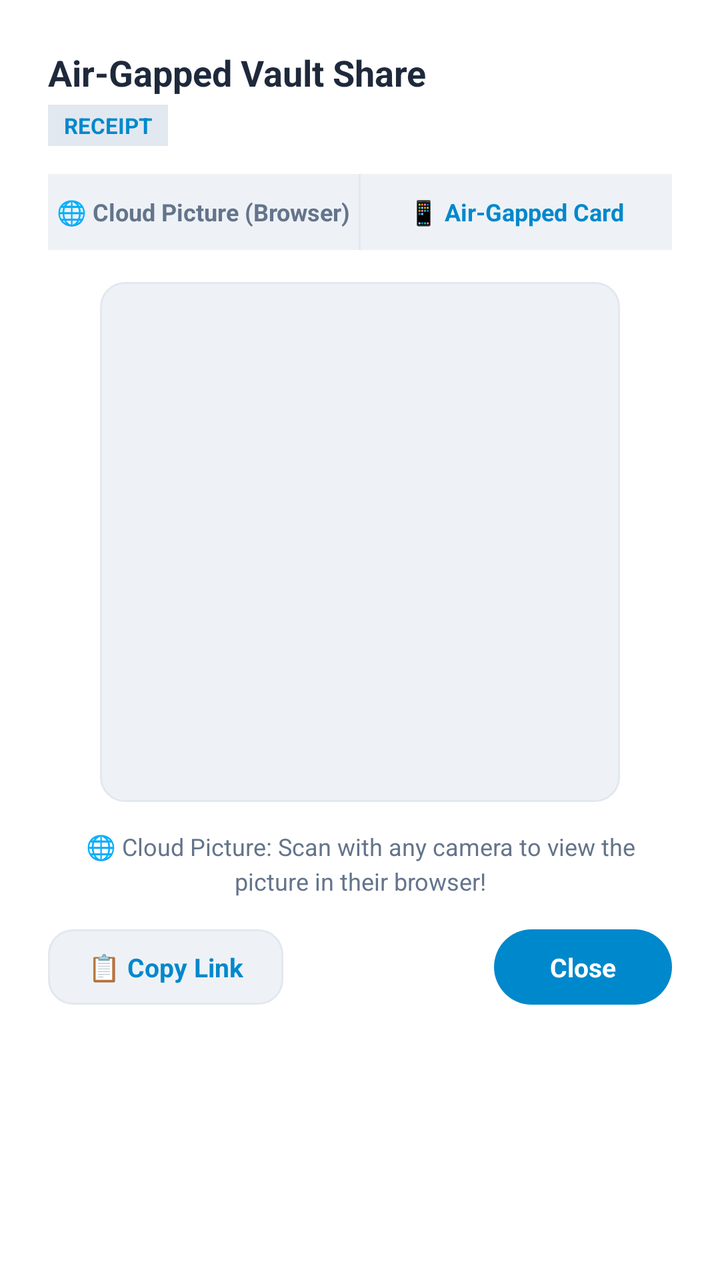
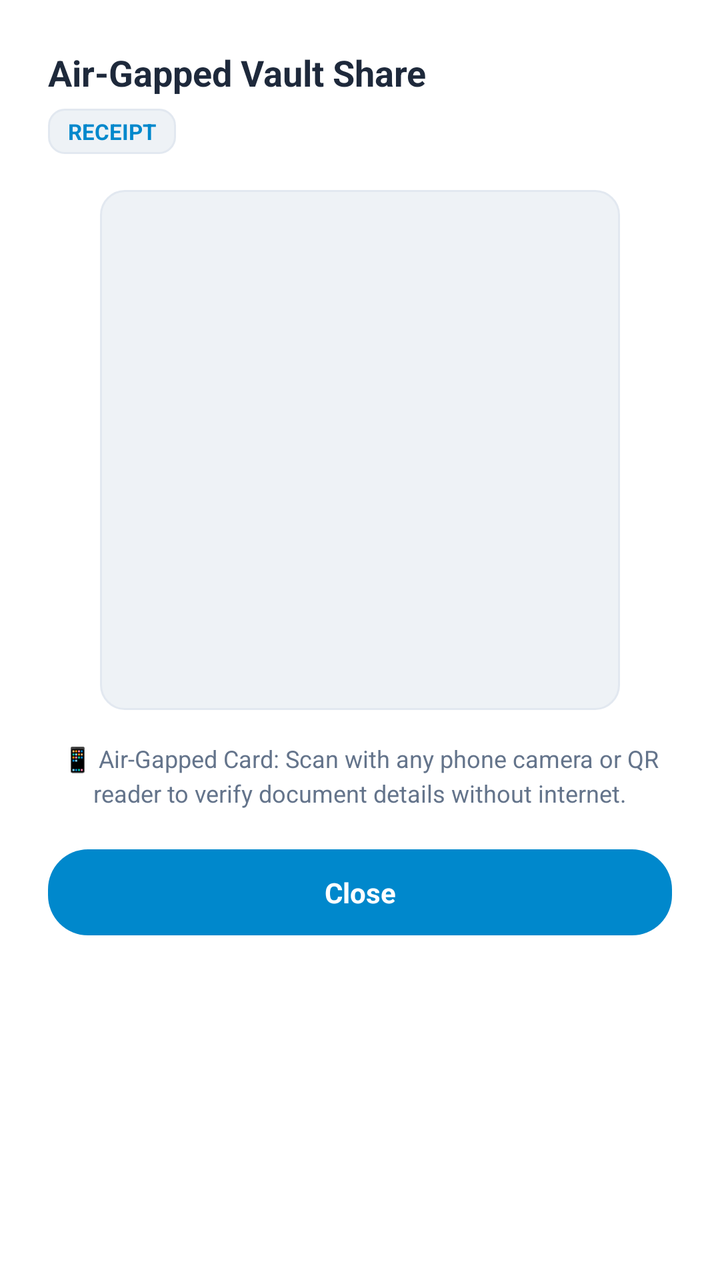

Compare the two renders of this Android layout. The source of the first and the diff that turns it into the second are given below.
<!-- AndroidManifest.xml: application theme Theme.GhostDocs -->
<!-- res/layout/dialog_qr_share.xml -->
<?xml version="1.0" encoding="utf-8"?>
<RelativeLayout xmlns:android="http://schemas.android.com/apk/res/android"
    android:layout_width="match_parent"
    android:layout_height="wrap_content"
    android:background="@color/ghostSurface"
    android:padding="24dp">

    
    <TextView
        android:id="@+id/tv_qr_title"
        android:layout_width="match_parent"
        android:layout_height="wrap_content"
        android:layout_alignParentStart="true"
        android:layout_alignParentTop="true"
        android:text="Air-Gapped Vault Share"
        android:textColor="@color/ghostOnSurface"
        android:textSize="18sp"
        android:textStyle="bold" />

    <TextView
        android:id="@+id/tv_qr_type"
        android:layout_width="wrap_content"
        android:layout_height="wrap_content"
        android:layout_below="@id/tv_qr_title"
        android:layout_alignParentStart="true"
        android:layout_marginTop="4dp"
        android:background="@color/ghostDivider"
        android:paddingHorizontal="8dp"
        android:paddingVertical="3dp"
        android:text="RECEIPT"
        android:textColor="@color/ghostPrimary"
        android:textSize="11sp"
        android:textStyle="bold" />

    
    <RelativeLayout
        android:id="@+id/layout_qr_modes"
        android:layout_width="match_parent"
        android:layout_height="38dp"
        android:layout_below="@id/tv_qr_type"
        android:layout_marginTop="14dp"
        android:background="@color/ghostSurfaceVariant">

        <TextView
            android:id="@+id/btn_mode_cloud"
            android:layout_width="0dp"
            android:layout_height="match_parent"
            android:layout_alignParentStart="true"
            android:layout_toStartOf="@id/view_mode_divider"
            android:gravity="center"
            android:text="🌐 Cloud Picture (Browser)"
            android:textColor="@color/ghostOnSurfaceMuted"
            android:textSize="12sp"
            android:textStyle="bold" />

        <View
            android:id="@+id/view_mode_divider"
            android:layout_width="1dp"
            android:layout_height="match_parent"
            android:layout_centerInParent="true"
            android:background="@color/ghostDivider" />

        <TextView
            android:id="@+id/btn_mode_airgap"
            android:layout_width="0dp"
            android:layout_height="match_parent"
            android:layout_alignParentEnd="true"
            android:layout_toEndOf="@id/view_mode_divider"
            android:gravity="center"
            android:text="📱 Air-Gapped Card"
            android:textColor="@color/ghostPrimary"
            android:textSize="12sp"
            android:textStyle="bold" />

    </RelativeLayout>

    
    <RelativeLayout
        android:id="@+id/container_qr"
        android:layout_width="260dp"
        android:layout_height="260dp"
        android:layout_below="@id/layout_qr_modes"
        android:layout_centerHorizontal="true"
        android:layout_marginTop="16dp"
        android:background="@drawable/bg_card_preview"
        android:padding="14dp">

        <ImageView
            android:id="@+id/iv_qr_code"
            android:layout_width="match_parent"
            android:layout_height="match_parent"
            android:contentDescription="@string/cd_qr_code"
            android:scaleType="fitCenter" />

        <ProgressBar
            android:id="@+id/pb_qr_loading"
            android:layout_width="48dp"
            android:layout_height="48dp"
            android:layout_centerInParent="true"
            android:indeterminateTint="@color/ghostPrimary" />

    </RelativeLayout>

    
    <TextView
        android:id="@+id/tv_qr_instructions"
        android:layout_width="match_parent"
        android:layout_height="wrap_content"
        android:layout_below="@id/container_qr"
        android:layout_marginTop="14dp"
        android:gravity="center"
        android:text="🌐 Cloud Picture: Scan with any camera to view the picture in their browser!"
        android:textColor="@color/ghostOnSurfaceMuted"
        android:textSize="12sp"
        android:lineSpacingMultiplier="1.2" />

    
    <RelativeLayout
        android:id="@+id/layout_qr_actions"
        android:layout_width="match_parent"
        android:layout_height="wrap_content"
        android:layout_below="@id/tv_qr_instructions"
        android:layout_marginTop="16dp">

        <TextView
            android:id="@+id/btn_qr_copy_link"
            android:layout_width="wrap_content"
            android:layout_height="wrap_content"
            android:layout_alignParentStart="true"
            android:background="@drawable/bg_card_preview"
            android:paddingHorizontal="20dp"
            android:paddingVertical="10dp"
            android:text="📋 Copy Link"
            android:textColor="@color/ghostPrimary"
            android:textSize="13sp"
            android:textStyle="bold" />

        <TextView
            android:id="@+id/btn_qr_close"
            android:layout_width="wrap_content"
            android:layout_height="wrap_content"
            android:layout_alignParentEnd="true"
            android:background="@drawable/bg_chip_selected"
            android:paddingHorizontal="28dp"
            android:paddingVertical="10dp"
            android:text="Close"
            android:textColor="@color/ghostOnPrimary"
            android:textSize="13sp"
            android:textStyle="bold" />

    </RelativeLayout>

</RelativeLayout>
<!-- resources referenced by this layout -->
<resources>
  <color name="ghostDivider">#E2E8F0</color>
  <color name="ghostOnPrimary">#FFFFFF</color>
  <color name="ghostOnSurface">#1E293B</color>
  <color name="ghostOnSurfaceMuted">#64748B</color>
  <color name="ghostPrimary">#0088CC</color>
  <color name="ghostSurface">#FFFFFF</color>
  <color name="ghostSurfaceVariant">#EEF2F6</color>
  <!-- drawable bg_card_preview (drawable) -->
  <?xml version="1.0" encoding="utf-8"?>
  <shape xmlns:android="http://schemas.android.com/apk/res/android"
      android:shape="rectangle">
      <solid android:color="@color/ghostSurfaceVariant" />
      <stroke
          android:width="1dp"
          android:color="@color/ghostDivider" />
      <corners android:radius="12dp" />
  </shape>
  <!-- drawable bg_chip_selected (drawable) -->
  <?xml version="1.0" encoding="utf-8"?>
  <shape xmlns:android="http://schemas.android.com/apk/res/android"
      android:shape="rectangle">
      <solid android:color="@color/ghostPrimary" />
      <corners android:radius="20dp" />
  </shape>
  <string name="cd_qr_code">QR code for air-gapped document sharing</string>
  <style name="Theme.GhostDocs" parent="Theme.MaterialComponents.DayNight.NoActionBar">
          
          <item name="colorPrimary">@color/ghostPrimary</item>
          <item name="colorPrimaryVariant">@color/ghostPrimaryVariant</item>
          <item name="colorOnPrimary">@color/ghostOnPrimary</item>
          <item name="colorSecondary">@color/ghostAccent</item>
          <item name="colorSecondaryVariant">@color/ghostAccentVariant</item>
          <item name="colorOnSecondary">@color/ghostOnPrimary</item>
          <item name="colorSurface">@color/ghostSurface</item>
          <item name="colorOnSurface">@color/ghostOnSurface</item>
          <item name="colorError">@color/ghostError</item>
  
          
          <item name="android:colorBackground">@color/ghostDarkBg</item>
          <item name="android:windowBackground">@color/ghostDarkBg</item>
  
          
          <item name="android:statusBarColor">@color/statusBar</item>
          <item name="android:navigationBarColor">@color/navBar</item>
          <item name="android:windowLightStatusBar">true</item>
          <item name="android:windowLightNavigationBar">true</item>
  
          
          <item name="android:fontFamily">sans-serif</item>
  
          
          <item name="colorControlHighlight">#200088CC</item>
      </style>
  <color name="ghostPrimaryVariant">#0073B0</color>
  <color name="ghostAccent">#E53935</color>
  <color name="ghostAccentVariant">#C62828</color>
  <color name="ghostError">#EF4444</color>
  <color name="ghostDarkBg">#F6F8FB</color>
  <color name="statusBar">#FFFFFF</color>
  <color name="navBar">#F6F8FB</color>
</resources>

<!-- the commit's change to res/layout/dialog_qr_share.xml (unified diff, before → after) -->
@@ -23,10 +23,10 @@
         android:layout_height="wrap_content"
         android:layout_below="@id/tv_qr_title"
         android:layout_alignParentStart="true"
-        android:layout_marginTop="4dp"
-        android:background="@color/ghostDivider"
-        android:paddingHorizontal="8dp"
-        android:paddingVertical="3dp"
+        android:layout_marginTop="6dp"
+        android:background="@drawable/bg_doc_badge"
+        android:paddingHorizontal="10dp"
+        android:paddingVertical="4dp"
         android:text="RECEIPT"
         android:textColor="@color/ghostPrimary"
         android:textSize="11sp"
@@ -34,54 +34,12 @@
 
     
     <RelativeLayout
-        android:id="@+id/layout_qr_modes"
-        android:layout_width="match_parent"
-        android:layout_height="38dp"
-        android:layout_below="@id/tv_qr_type"
-        android:layout_marginTop="14dp"
-        android:background="@color/ghostSurfaceVariant">
-
-        <TextView
-            android:id="@+id/btn_mode_cloud"
-            android:layout_width="0dp"
-            android:layout_height="match_parent"
-            android:layout_alignParentStart="true"
-            android:layout_toStartOf="@id/view_mode_divider"
-            android:gravity="center"
-            android:text="🌐 Cloud Picture (Browser)"
-            android:textColor="@color/ghostOnSurfaceMuted"
-            android:textSize="12sp"
-            android:textStyle="bold" />
-
-        <View
-            android:id="@+id/view_mode_divider"
-            android:layout_width="1dp"
-            android:layout_height="match_parent"
-            android:layout_centerInParent="true"
-            android:background="@color/ghostDivider" />
-
-        <TextView
-            android:id="@+id/btn_mode_airgap"
-            android:layout_width="0dp"
-            android:layout_height="match_parent"
-            android:layout_alignParentEnd="true"
-            android:layout_toEndOf="@id/view_mode_divider"
-            android:gravity="center"
-            android:text="📱 Air-Gapped Card"
-            android:textColor="@color/ghostPrimary"
-            android:textSize="12sp"
-            android:textStyle="bold" />
-
-    </RelativeLayout>
-
-    
-    <RelativeLayout
         android:id="@+id/container_qr"
         android:layout_width="260dp"
         android:layout_height="260dp"
-        android:layout_below="@id/layout_qr_modes"
+        android:layout_below="@id/tv_qr_type"
         android:layout_centerHorizontal="true"
-        android:layout_marginTop="16dp"
+        android:layout_marginTop="18dp"
         android:background="@drawable/bg_card_preview"
         android:padding="14dp">
 
@@ -97,7 +55,8 @@
             android:layout_width="48dp"
             android:layout_height="48dp"
             android:layout_centerInParent="true"
-            android:indeterminateTint="@color/ghostPrimary" />
+            android:indeterminateTint="@color/ghostPrimary"
+            android:visibility="gone" />
 
     </RelativeLayout>
 
@@ -107,9 +66,9 @@
         android:layout_width="match_parent"
         android:layout_height="wrap_content"
         android:layout_below="@id/container_qr"
-        android:layout_marginTop="14dp"
+        android:layout_marginTop="16dp"
         android:gravity="center"
-        android:text="🌐 Cloud Picture: Scan with any camera to view the picture in their browser!"
+        android:text="📱 Air-Gapped Card: Scan with any phone camera or QR reader to verify document details without internet."
         android:textColor="@color/ghostOnSurfaceMuted"
         android:textSize="12sp"
         android:lineSpacingMultiplier="1.2" />
@@ -120,32 +79,19 @@
         android:layout_width="match_parent"
         android:layout_height="wrap_content"
         android:layout_below="@id/tv_qr_instructions"
-        android:layout_marginTop="16dp">
-
-        <TextView
-            android:id="@+id/btn_qr_copy_link"
-            android:layout_width="wrap_content"
-            android:layout_height="wrap_content"
-            android:layout_alignParentStart="true"
-            android:background="@drawable/bg_card_preview"
-            android:paddingHorizontal="20dp"
-            android:paddingVertical="10dp"
-            android:text="📋 Copy Link"
-            android:textColor="@color/ghostPrimary"
-            android:textSize="13sp"
-            android:textStyle="bold" />
+        android:layout_marginTop="20dp">
 
         <TextView
             android:id="@+id/btn_qr_close"
-            android:layout_width="wrap_content"
+            android:layout_width="match_parent"
             android:layout_height="wrap_content"
-            android:layout_alignParentEnd="true"
+            android:gravity="center"
             android:background="@drawable/bg_chip_selected"
             android:paddingHorizontal="28dp"
-            android:paddingVertical="10dp"
+            android:paddingVertical="12dp"
             android:text="Close"
             android:textColor="@color/ghostOnPrimary"
-            android:textSize="13sp"
+            android:textSize="14sp"
             android:textStyle="bold" />
 
     </RelativeLayout>
<!-- resource entries referenced after the edit -->
@@ -23,6 +23,16 @@
       android:shape="rectangle">
       <solid android:color="@color/ghostPrimary" />
       <corners android:radius="20dp" />
+  </shape>
+  <!-- drawable bg_doc_badge (drawable) -->
+  <?xml version="1.0" encoding="utf-8"?>
+  <shape xmlns:android="http://schemas.android.com/apk/res/android"
+      android:shape="rectangle">
+      <solid android:color="@color/ghostSurfaceVariant" />
+      <stroke
+          android:width="1dp"
+          android:color="@color/ghostDivider" />
+      <corners android:radius="8dp" />
   </shape>
   <string name="cd_qr_code">QR code for air-gapped document sharing</string>
   <style name="Theme.GhostDocs" parent="Theme.MaterialComponents.DayNight.NoActionBar">
